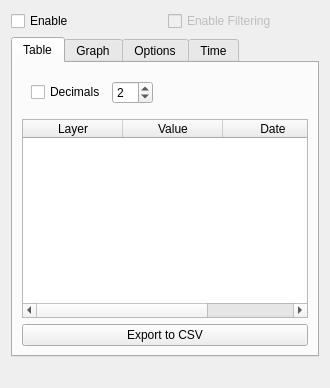
Before: the Qt Designer form ui_valuewidgetbase.ui in kant/valuetool, drawn with Qt 5.
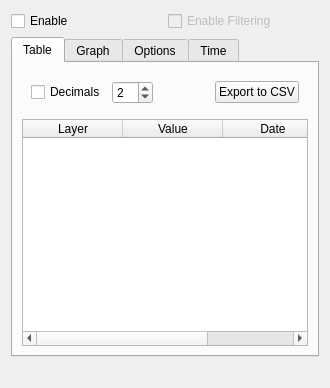
After: the same form once the commit is applied.

Commit message: changed position of export to csv button

Patch:
```diff
--- a/ui_valuewidgetbase.ui
+++ b/ui_valuewidgetbase.ui
@@ -92,6 +92,13 @@
             </property>
            </spacer>
           </item>
+          <item>
+           <widget class="QPushButton" name="exportPushButton">
+            <property name="text">
+             <string>Export to CSV</string>
+            </property>
+           </widget>
+          </item>
          </layout>
         </widget>
        </item>
@@ -117,13 +124,6 @@
          </column>
         </widget>
        </item>
-       <item>
-        <widget class="QPushButton" name="exportPushButton">
-         <property name="text">
-          <string>Export to CSV</string>
-         </property>
-        </widget>
-       </item>
       </layout>
      </widget>
      <widget class="QWidget" name="tabWidgetPage2">
```
The commit also changes 1 other file.
